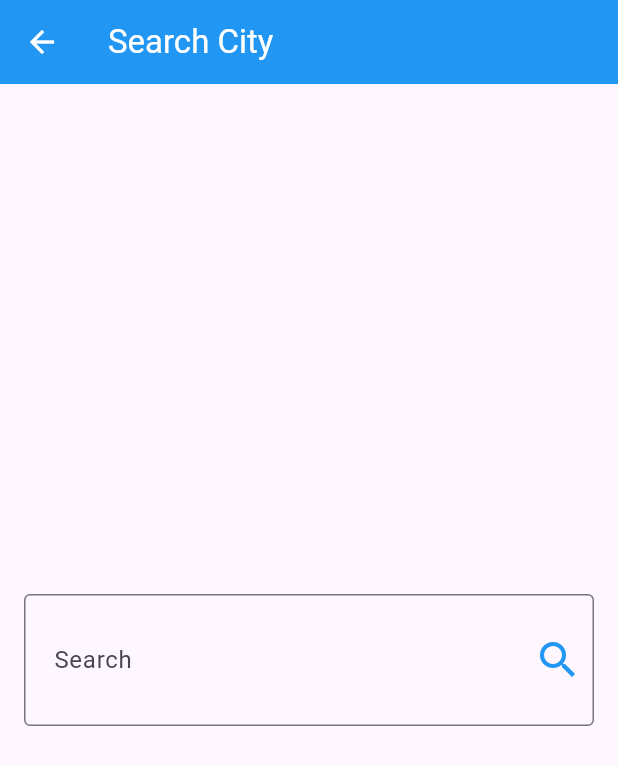
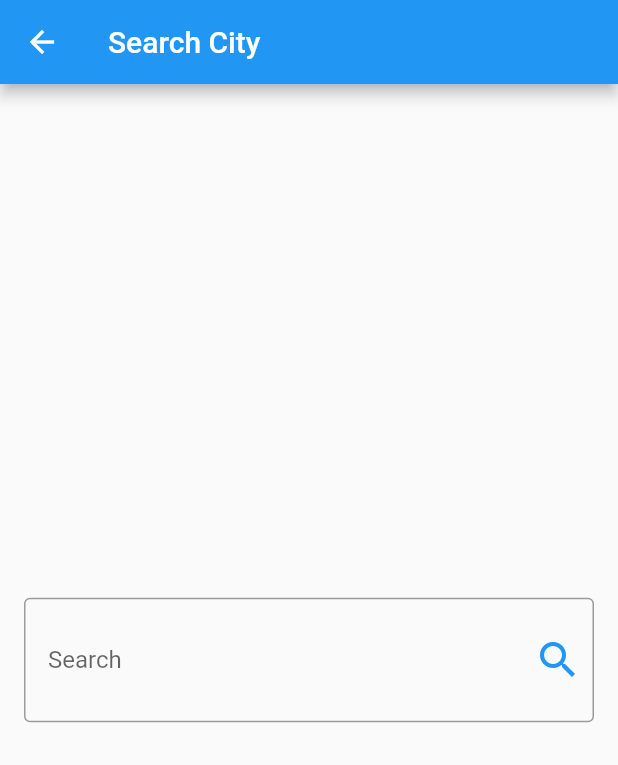
Before and after one commit to faisal-abdelnase/weather, a Flutter app: the screen it shows after launch, after a tap on the "search" icon, on a phone screen of 412 x 824 dp. Shown: the top 765 px of the screen. Run offline on Flutter 3.47's test engine with Material 3 defaults, Android fonts, the phone set to English and light mode, and no system bars; our stand-ins replace bloc, dio, flutter_bloc.

Commit message:
add theme data

```diff
--- a/lib/features/get_weather/presentation/view/home_page.dart
+++ b/lib/features/get_weather/presentation/view/home_page.dart
@@ -12,7 +12,6 @@ class HomePage extends StatelessWidget {
   Widget build(BuildContext context) {
     return Scaffold(
       appBar: AppBar(
-        backgroundColor: Colors.blue,
         title: const Text("My Weather",
         style: TextStyle(
           color: Colors.white,
@@ -39,7 +38,7 @@ class HomePage extends StatelessWidget {
                 child: CircularProgressIndicator());
             }
 
-            else if( state is WeatherFailure){
+            else if(state is WeatherFailure){
               return const Center(
                 child: Text("Something went plasy try again"));
             }
--- a/lib/features/get_weather/presentation/view/search_page.dart
+++ b/lib/features/get_weather/presentation/view/search_page.dart
@@ -55,8 +55,6 @@ class _SearchPageState extends State<SearchPage> {
                     BlocProvider.of<WeatherCubit>(context).cityName = cityName;
 
                     Navigator.pop(context);
-
-
               } else {
                   autovalidateMode = AutovalidateMode.always;
                   setState(() {});
--- a/lib/main.dart
+++ b/lib/main.dart
@@ -6,7 +6,10 @@ import 'package:weather/features/get_weather/presentation/view/home_page.dart';
 import 'package:weather/features/get_weather/presentation/view/manager/cubit/weather_cubit.dart';
 
 void main() {
-  runApp(const Weather());
+  runApp(BlocProvider(
+    create: (context) => WeatherCubit(WeatherApi(Dio())),
+    child: const Weather(),
+  ));
 }
 
 class Weather extends StatelessWidget {
@@ -14,12 +17,17 @@ class Weather extends StatelessWidget {
 
   @override
   Widget build(BuildContext context) {
-    return BlocProvider(
-      create: (context) => WeatherCubit(WeatherApi(Dio())),
-      child: const MaterialApp(
-        debugShowCheckedModeBanner: false,
-        home: HomePage(),
-      ),
+    return MaterialApp(
+      debugShowCheckedModeBanner: false,
+      theme: ThemeData(
+        useMaterial3: false,
+          primarySwatch:
+              BlocProvider.of<WeatherCubit>(context).weatherModel == null
+                  ? Colors.blue
+                  : BlocProvider.of<WeatherCubit>(context)
+                      .weatherModel!
+                      .getColor()),
+      home: const HomePage(),
     );
   }
 }
```
Also changed, not shown: lib/features/get_weather/presentation/view/weather_body_page.dart (+0 -20 lines).
